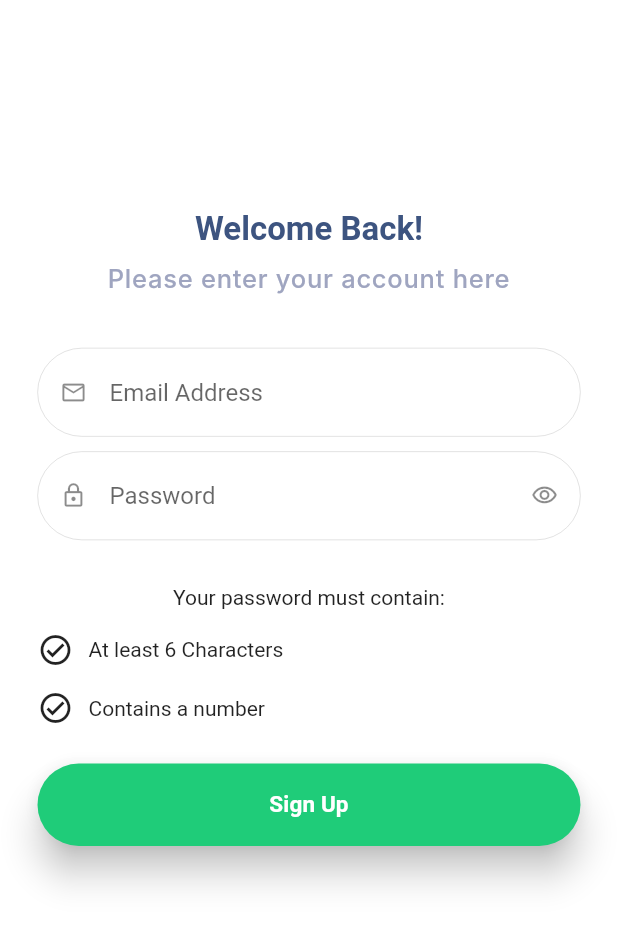
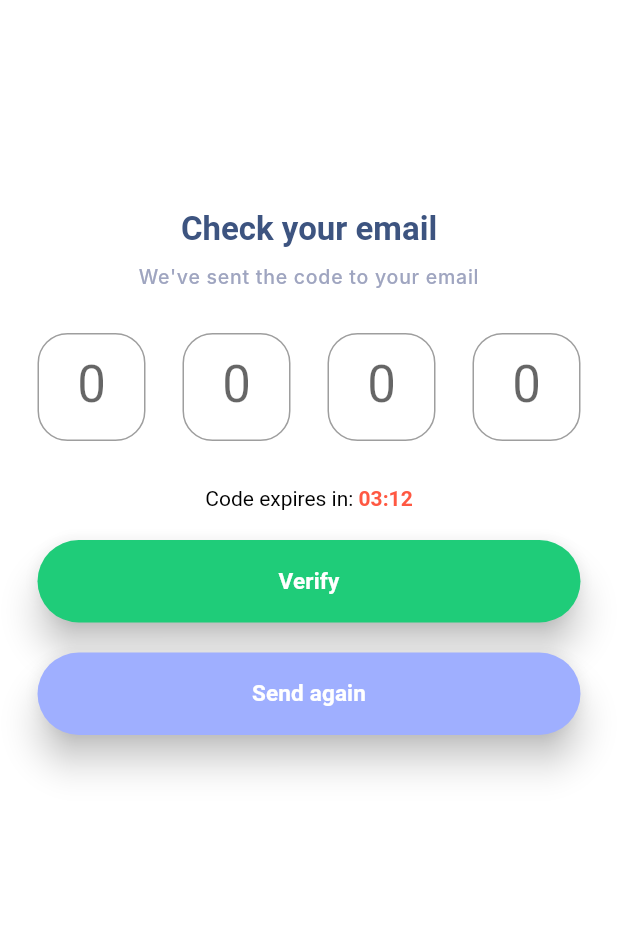
Before and after one commit to akpanphilip/Chefio, a Flutter app: the SignUp screen opened directly, after a tap on "Sign Up", on a phone screen of 412 x 824 dp. Shown: the top 925 px of the screen. Run offline on Flutter 3.47's test engine with Material 2 defaults, Android fonts, the phone set to English and light mode, and no system bars; Roboto replaces fonts that are missing (Inter).

Commit message:
added email confirm and password recovery

```diff
--- a/lib/Widget/Config.dart
+++ b/lib/Widget/Config.dart
@@ -40,7 +40,7 @@ class SubTitleTextWidget extends StatelessWidget {
       textAlign: TextAlign.center,
       style: TextStyle(
         color: Color(0xff9fa5c0),
-        fontSize: 17,
+        fontSize: 13,
         fontFamily: "Inter",
         fontWeight: FontWeight.w500,
         letterSpacing: 0.50,
--- /dev/null
+++ b/lib/screens/email_confirm.dart
@@ -0,0 +1,173 @@
+// ignore_for_file: prefer_const_literals_to_create_immutables, prefer_const_constructors, sort_child_properties_last, unused_import
+
+import 'package:chefio/screens/singup.dart';
+import 'package:flutter/material.dart';
+import 'package:flutter/gestures.dart';
+import 'package:flutter/services.dart';
+import '../Widget/Config.dart';
+
+class EmailConfirm extends StatefulWidget {
+  const EmailConfirm({super.key});
+
+  @override
+  State<EmailConfirm> createState() => _EmailConfirmState();
+}
+
+class _EmailConfirmState extends State<EmailConfirm> {
+  @override
+  Widget build(BuildContext context) {
+    return Scaffold(
+        body: Container(
+            decoration: BoxDecoration(
+              color: Colors.white,
+            ),
+            child: Padding(
+              padding: EdgeInsets.fromLTRB(25, 140, 25, 20),
+              child: Column(
+                children: [
+                  TitleTextWidget(
+                    text: 'Check your email',
+                  ),
+                  SizedBox(height: 10),
+                  SubTitleTextWidget(
+                    text: "We've sent the code to your email",
+                  ),
+                  SizedBox(height: 30),
+                  Form(
+                      child: Row(
+                    mainAxisAlignment: MainAxisAlignment.spaceBetween,
+                    children: [
+                      SizedBox(
+                        width: 72,
+                        height: 72,
+                        child: TextField(
+                          onChanged: (value) {
+                            if (value.length == 1) {
+                              FocusScope.of(context).nextFocus();
+                            }
+                          },
+                          decoration: InputDecoration(
+                            hintText: "0",
+                            border: OutlineInputBorder(
+                                borderRadius: BorderRadius.circular(20)),
+                          ),
+                          style: Theme.of(context).textTheme.headlineMedium,
+                          keyboardType: TextInputType.number,
+                          textAlign: TextAlign.center,
+                          inputFormatters: [
+                            LengthLimitingTextInputFormatter(1),
+                            FilteringTextInputFormatter.digitsOnly
+                          ],
+                        ),
+                      ),
+                      SizedBox(
+                        width: 72,
+                        height: 72,
+                        child: TextField(
+                          onChanged: (value) {
+                            if (value.length == 1) {
+                              FocusScope.of(context).nextFocus();
+                            }
+                          },
+                          decoration: InputDecoration(
+                              hintText: "0",
+                              border: OutlineInputBorder(
+                                  borderRadius: BorderRadius.circular(20))),
+                          style: Theme.of(context).textTheme.headlineMedium,
+                          keyboardType: TextInputType.number,
+                          textAlign: TextAlign.center,
+                          inputFormatters: [
+                            LengthLimitingTextInputFormatter(1),
+                            FilteringTextInputFormatter.digitsOnly
+                          ],
+                        ),
+                      ),
+                      SizedBox(
+                        width: 72,
+                        height: 72,
+                        child: TextField(
+                          onChanged: (value) {
+                            if (value.length == 1) {
+                              FocusScope.of(context).nextFocus();
+                            }
+                          },
+                          decoration: InputDecoration(
+                              hintText: "0",
+                              border: OutlineInputBorder(
+                                  borderRadius: BorderRadius.circular(20))),
+                          style: Theme.of(context).textTheme.headlineMedium,
+                          keyboardType: TextInputType.number,
+                          textAlign: TextAlign.center,
+                          inputFormatters: [
+                            LengthLimitingTextInputFormatter(1),
+                            FilteringTextInputFormatter.digitsOnly
+                          ],
+                        ),
+                      ),
+                      SizedBox(
+                        width: 72,
+                        height: 72,
+                        child: TextField(
+                          onChanged: (value) {
+                            if (value.length == 1) {
+                              FocusScope.of(context).nextFocus();
+                            }
+                          },
+                          decoration: InputDecoration(
+                              hintText: "0",
+                              border: OutlineInputBorder(
+                                  borderRadius: BorderRadius.circular(20))),
+                          style: Theme.of(context).textTheme.headlineMedium,
+                          keyboardType: TextInputType.number,
+                          textAlign: TextAlign.center,
+                          inputFormatters: [
+                            LengthLimitingTextInputFormatter(1),
+                            FilteringTextInputFormatter.digitsOnly
+                          ],
+                        ),
+                      ),
+                    ],
+                  )),
+                  SizedBox(height: 30),
+                  RichText(
+                      text: TextSpan(
+                          text: "Code expires in: ",
+                          style: TextStyle(color: Colors.black),
+                          children: [
+                        TextSpan(
+                          text: '03:12',
+                          style: TextStyle(
+                              color: Color(0xffFF5842),
+                              fontWeight: FontWeight.bold),
+                          recognizer: TapGestureRecognizer()
+                            ..onTap = () {
+                              Navigator.push(
+                                context,
+                                MaterialPageRoute(
+                                  builder: (context) {
+                                    return SignUp();
+                                  },
+                                ),
+                              );
+                            },
+                        )
+                      ])),
+                  SizedBox(height: 20),
+                  ButtonWidget(
+                    tap:
+                        MaterialPageRoute(builder: (context) => EmailConfirm()),
+                    text: 'Verify',
+                    colors: Color(0xff1fcc79),
+                  ),
+                  SizedBox(height: 20),
+                  ButtonWidget(
+                    tap:
+                        MaterialPageRoute(builder: (context) => EmailConfirm()),
+                    text: 'Send again',
+                    colors: Color(0xff9fafff),
+                  ),
+                ],
+              ),
+            )));
+  }
+}
--- a/lib/screens/singup.dart
+++ b/lib/screens/singup.dart
@@ -1,5 +1,6 @@
 // ignore_for_file: prefer_const_literals_to_create_immutables, prefer_const_constructors, sort_child_properties_last, avoid_unnecessary_containers
 
+import 'package:chefio/screens/email_confirm.dart';
 import 'package:flutter/material.dart';
 import 'package:flutter/gestures.dart';
 
@@ -81,7 +82,8 @@ class _SignUpState extends State<SignUp> {
                   ),
                   SizedBox(height: 25),
                   ButtonWidget(
-                    tap: MaterialPageRoute(builder: (context) => SignUp()),
+                    tap:
+                        MaterialPageRoute(builder: (context) => EmailConfirm()),
                     text: 'Sign Up',
                     colors: Color(0xff1fcc79),
                   ),
--- a/pubspec.yaml
+++ b/pubspec.yaml
@@ -35,6 +35,7 @@ dependencies:
   # The following adds the Cupertino Icons font to your application.
   # Use with the CupertinoIcons class for iOS style icons.
   cupertino_icons: ^1.0.2
+  otp_text_field: ^1.1.3
 
 dev_dependencies:
   flutter_test:
```
Also changed, not shown: lib/screens/password_recovery.dart (added, +54 -0 lines), lib/screens/signin.dart (+19 -20 lines), pubspec.lock.
